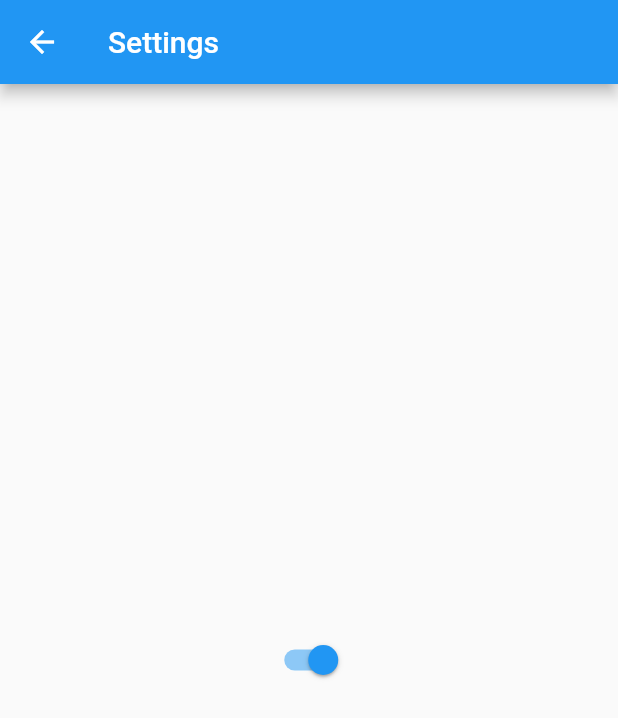
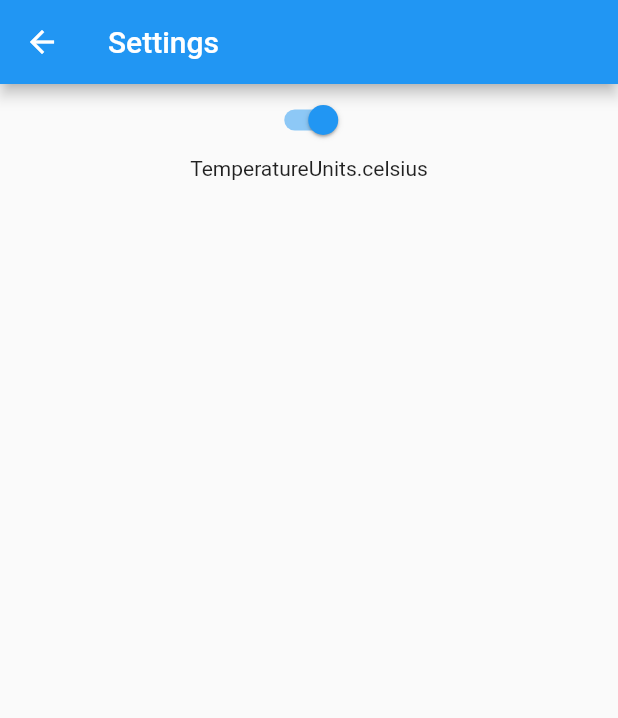
Before and after one commit to Vash1/flutter_weather_settings, a Flutter app: the screen it shows after launch, after a tap on "Settings Page Button", on a phone screen of 412 x 824 dp. Shown: the top 718 px of the screen. Run offline on Flutter 3.47's test engine with Material 2 defaults, Android fonts, the phone set to English and light mode, and no system bars; our stand-ins replace bloc, equatable, flutter_bloc.

Commit message:
Provider/Builder issue when reloading Page

```diff
--- a/lib/bloc/settings_bloc.dart
+++ b/lib/bloc/settings_bloc.dart
@@ -11,13 +11,14 @@ class SettingsBloc extends Bloc<SettingsEvent, SettingsState> {
   @override
   Stream<SettingsState> mapEventToState(SettingsEvent event) async* {
     if (event is TemperatureUnitsToggled) {
-      print("A toggle from" + state.temperatureUnits.toString());
-      yield SettingsState(
+      SettingsState settingsState = SettingsState(
         temperatureUnits:
             state.temperatureUnits == TemperatureUnits.celsius
                 ? TemperatureUnits.fahrenheit
-                : TemperatureUnits.celsius,
-      );
+                : TemperatureUnits.celsius);
+      print("A toggle from" + state.temperatureUnits.toString());
+      print(settingsState.temperatureUnits);
+      yield settingsState;
     }
   }
 }
--- a/lib/bloc/settings_state.dart
+++ b/lib/bloc/settings_state.dart
@@ -9,5 +9,5 @@ class SettingsState extends Equatable {
   SettingsState({@required this.temperatureUnits}) : assert(temperatureUnits != null);
 
   @override
-  List<Object> get props => [];
+  List<Object> get props => [temperatureUnits];
 }
--- a/lib/main.dart
+++ b/lib/main.dart
@@ -24,13 +24,11 @@ class App extends StatelessWidget {
             ),
           ],
           child: HomePage(),
-
         ),
       )
     );
   }
 }
-
 
 class HomePage extends StatelessWidget {
   final textController = TextEditingController();
@@ -59,6 +57,14 @@ class HomePage extends StatelessWidget {
               },
             ),
           ),
+          BlocBuilder( //the state here is broken, or it is a duplicate instance of it
+                        // always shows the initial value
+            bloc: BlocProvider.of<SettingsBloc>(context),
+            builder: (_, SettingsState state) {
+              return Center(child: Text(state.temperatureUnits.toString()));
+            },
+          ),
+
         ],
       )
     );
@@ -87,14 +93,19 @@ class NewWidget extends StatelessWidget  {
         title: Text("Settings"),
       ),
       body: BlocBuilder<SettingsBloc, SettingsState>(
-        builder: (_, SettingsState state) {
-          return Center(
-            child: Switch(
-              value: state.temperatureUnits == TemperatureUnits.celsius,
-              onChanged: (_) =>
-                //button is always true and can't be toggled
-                BlocProvider.of<SettingsBloc>(context).add(TemperatureUnitsToggled()),
-            )
+        builder: (context, SettingsState state) {
+          return Column(
+            children: <Widget>[
+              Center(
+                child: Switch(
+                  value: state.temperatureUnits == TemperatureUnits.celsius,
+                  onChanged: (_) =>
+                    //this Switch will always be in default state (active) after navigating to this page
+                    BlocProvider.of<SettingsBloc>(context).add(TemperatureUnitsToggled()),
+                )
+              ),
+              Center(child: Text(BlocProvider.of<SettingsBloc>(context).state.temperatureUnits.toString())),
+            ]
           );
         }
       ),
```
